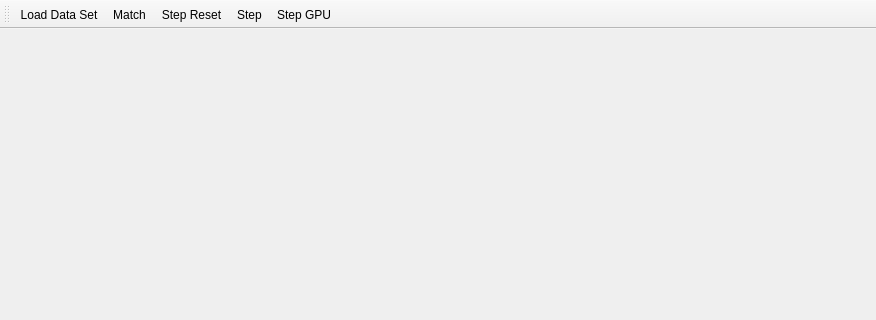
Qt form src/ui/ToolWindowICPMatcher.ui (oneminute/RecFLS) before a commit; both pictures show x 0 to 876 and y 0 to 320 of the 876 by 688 pixel window.
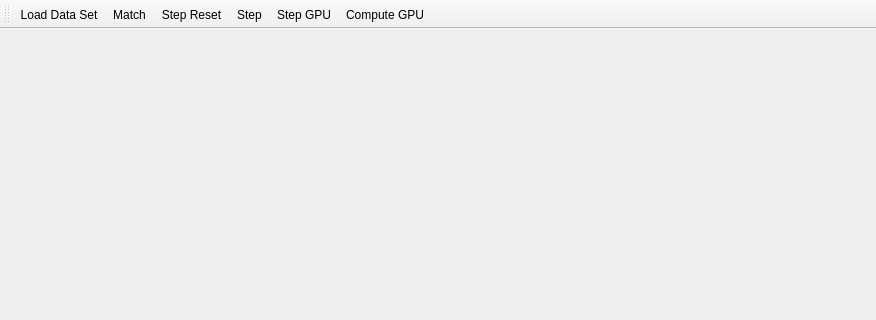
The same form after that commit. Custom widgets are drawn as their Qt base class.

The edit to the form file:
```diff
--- a/src/ui/ToolWindowICPMatcher.ui
+++ b/src/ui/ToolWindowICPMatcher.ui
@@ -163,6 +163,7 @@
    <addaction name="actionStep_Reset"/>
    <addaction name="actionStep"/>
    <addaction name="actionStep_GPU"/>
+   <addaction name="actionCompute_GPU"/>
   </widget>
   <action name="actionLoad_Data_Set">
    <property name="text">
@@ -192,6 +193,11 @@
     <string>Step GPU</string>
    </property>
   </action>
+  <action name="actionCompute_GPU">
+   <property name="text">
+    <string>Compute GPU</string>
+   </property>
+  </action>
  </widget>
  <customwidgets>
   <customwidget>
```
